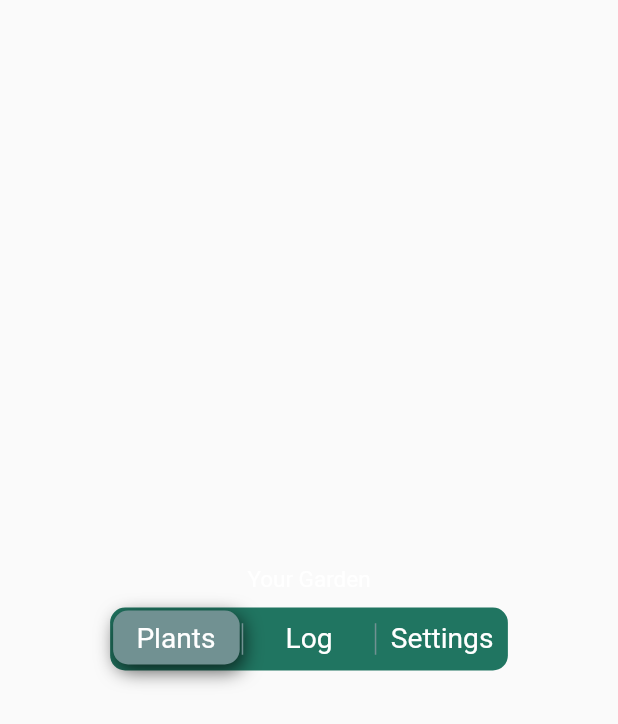
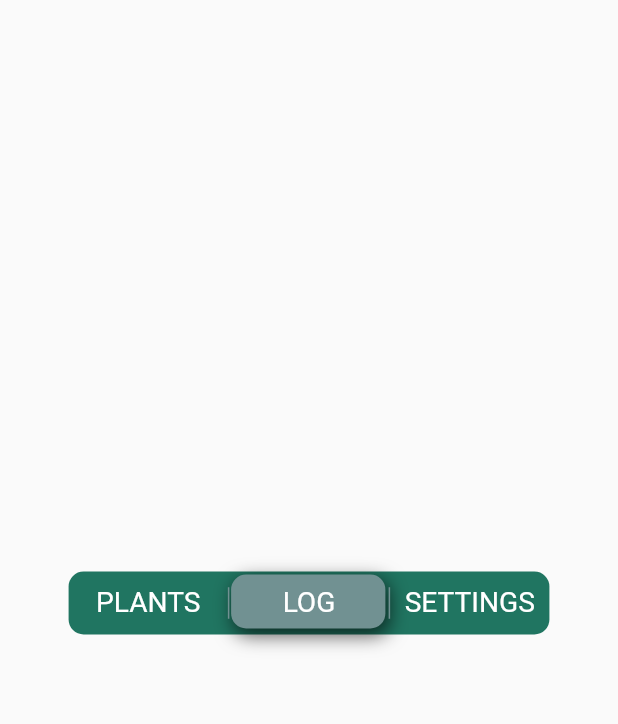
Before and after one commit to dinhkhanh412/happy_garden, a Flutter app: the screen it shows after launch, on a phone screen of 412 x 824 dp. Shown: the top 724 px of the screen. Run offline on Flutter 3.47's test engine with Material 2 defaults, Android fonts, the phone set to English and light mode, and no system bars; our stand-ins replace flutter_swiper, fluttertoast, get_it, google_fonts; missing offline and left inert: custom_switch, mqtt_client; Roboto replaces fonts that are missing (SFProRounded).

```diff
--- a/lib/ui/page/detail/detailpage.dart
+++ b/lib/ui/page/detail/detailpage.dart
@@ -14,7 +14,7 @@ class DetailScreen extends StatefulWidget {
 }
 
 class _DetailScreenState extends State<DetailScreen> {
-  int cupertinoTabBarValue = 0;
+  int cupertinoTabBarValue = 1;
   int cupertinoTabBarValueGetter() => cupertinoTabBarValue;
 
   @override
@@ -24,25 +24,12 @@ class _DetailScreenState extends State<DetailScreen> {
         child: Column(
           mainAxisAlignment: MainAxisAlignment.center,
           children: [
-            Text(
-              "Your Garden",
-              style: const TextStyle(
-                color: Colors.white,
-                fontSize: 15,
-                fontWeight: FontWeight.w400,
-                fontFamily: "SFProRounded",
-              ),
-              textAlign: TextAlign.center,
-            ),
-            Container(
-              constraints: const BoxConstraints.expand(height: 10.0),
-            ),
             CupertinoTabBar.CupertinoTabBar(
               const Color(0xFF207561),
               const Color(0xFF719192),
               [
                 const Text(
-                  "Plants",
+                  "PLANTS",
                   style: const TextStyle(
                     color: Colors.white,
                     fontSize: 18.75,
@@ -52,7 +39,7 @@ class _DetailScreenState extends State<DetailScreen> {
                   textAlign: TextAlign.center,
                 ),
                 const Text(
-                  "Log",
+                  "LOG",
                   style: const TextStyle(
                     color: Colors.white,
                     fontSize: 18.75,
@@ -62,7 +49,7 @@ class _DetailScreenState extends State<DetailScreen> {
                   textAlign: TextAlign.center,
                 ),
                 const Text(
-                  "Settings",
+                  "SETTINGS",
                   style: const TextStyle(
                     color: Colors.white,
                     fontSize: 18.75,
@@ -80,6 +67,9 @@ class _DetailScreenState extends State<DetailScreen> {
               },
               useSeparators: true,
             ),
+            Container(
+              constraints: const BoxConstraints.expand(height: 20.0),
+            ),
           ],
         ),
       ),
```
